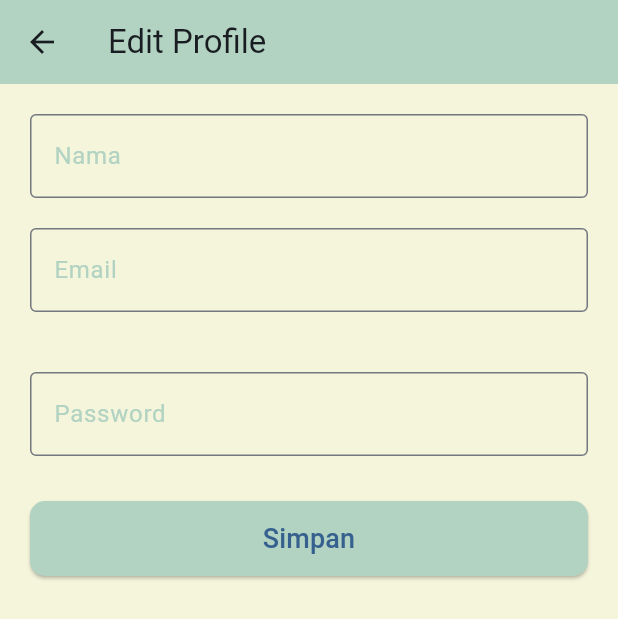
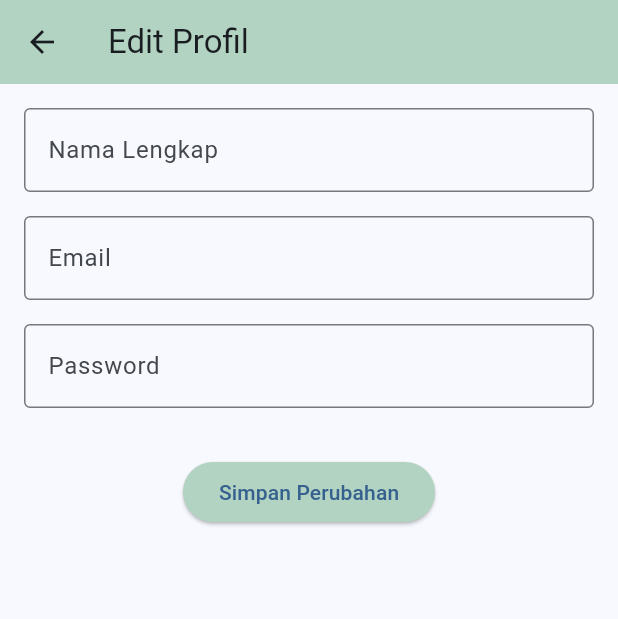
Before and after one commit to HilalSyah/Project-Firebase, a Flutter app: the EditProfilePage screen opened directly, on a phone screen of 412 x 824 dp. Shown: the top 619 px of the screen. Run offline on Flutter 3.47's test engine with Material 3 defaults, Android fonts, the phone set to English and light mode, and no system bars; our stand-ins replace awesome_notifications, cloud_firestore, firebase_auth, firebase_core, firebase_messaging, fluttertoast and 2 more; accounts and stored records are empty.

Commit message:
sebelum pull

```diff
--- a/lib/screens/editprofile_screen.dart
+++ b/lib/screens/editprofile_screen.dart
@@ -1,96 +1,67 @@
 import 'package:flutter/material.dart';
-import 'package:flutter/services.dart';
 import 'package:get/get.dart';
 import 'package:project_firebase/controllers/profile_controller.dart';
 
 class EditProfilePage extends StatelessWidget {
   final ProfileControllerFB controller = Get.find();
+
   final TextEditingController nameController = TextEditingController();
   final TextEditingController emailController = TextEditingController();
-  final TextEditingController passwordController = TextEditingController(); // Tambahkan controller untuk password
+  final TextEditingController passwordController = TextEditingController();
 
   @override
   Widget build(BuildContext context) {
-    // Isi TextField dengan data saat ini
+    // Inisialisasi input dengan data lama
     nameController.text = controller.name.value;
     emailController.text = controller.email.value;
-    passwordController.text = controller.password.value; // Isi password jika ada
+    passwordController.text = controller.password.value;
 
     return Scaffold(
       appBar: AppBar(
-        title: Text('Edit Profile'),
-        backgroundColor: Color(0xFFB2D3C2), // Warna AppBar
+        title: Text('Edit Profil'),
+        backgroundColor: Color(0xFFB2D3C2),
       ),
-      body: Container(
-        color: Color(0xFFF5F5DC), // Mengubah warna latar belakang menjadi krem
-        padding: EdgeInsets.all(20),
-        child: ListView( // Menggunakan ListView untuk memungkinkan scroll otomatis
+      body: Padding(
+        padding: const EdgeInsets.all(16.0),
+        child: Column(
           children: [
-            // Input untuk Nama
             TextField(
               controller: nameController,
-              maxLength: 30, // Membatasi panjang karakter menjadi 30
               decoration: InputDecoration(
-                labelText: 'Nama',
-                labelStyle: TextStyle(color: Color(0xFFB2D3C2)), // Warna label
-                border: OutlineInputBorder(),
-                counterText: '', // Menyembunyikan penghitung karakter
-              ),
-              inputFormatters: [
-                FilteringTextInputFormatter.allow(RegExp(r'[a-zA-Z\s]')), // Hanya mengizinkan huruf dan spasi
-              ],
-            ),
-            SizedBox(height: 20),
-            // Input untuk Email
-            TextField(
-              controller: emailController,
-              maxLength: 30, // Membatasi panjang karakter menjadi 30
-              decoration: InputDecoration(
-                labelText: 'Email',
-                labelStyle: TextStyle(color: Color(0xFFB2D3C2)), // Warna label
-                border: OutlineInputBorder(),
-                counterText: '', // Menyembunyikan penghitung karakter
-              ),
-            ),
-            SizedBox(height: 20),
-            // Input untuk Nomor Telepon
-
-            SizedBox(height: 20),
-            // Input untuk Password
-            TextField(
-              controller: passwordController,
-              obscureText: true, // Menyembunyikan karakter password
-              decoration: InputDecoration(
-                labelText: 'Password',
-                labelStyle: TextStyle(color: Color(0xFFB2D3C2)), // Warna label
+                labelText: 'Nama Lengkap',
                 border: OutlineInputBorder(),
               ),
             ),
-            SizedBox(height: 30),
-            // Tombol Simpan
-            SizedBox(
-              width: double.infinity,
-              height: 50,
-              child: ElevatedButton(
-                onPressed: () {
-                  // Perbarui data di controller
-                  controller.updateProfile(
-                    nameController.text,
-                    emailController.text,
-                    passwordController.text, // Sertakan password
-                  );
-                  Get.back(); // Kembali ke halaman Profile
-                },
-                child: Text(
-                  'Simpan',
-                  style: TextStyle(fontSize: 18),
-                ),
-                style: ElevatedButton.styleFrom(
-                  backgroundColor: Color(0xFFB2D3C2), // Warna tombol
-                  shape: RoundedRectangleBorder(
-                    borderRadius: BorderRadius.circular(10),
-                  ),
-                ),
+            SizedBox(height: 16),
+            TextField(
+              controller: emailController,
+              decoration: InputDecoration(
+                labelText: 'Email',
+                border: OutlineInputBorder(),
+              ),
+            ),
+            SizedBox(height: 16),
+            TextField(
+              controller: passwordController,
+              decoration: InputDecoration(
+                labelText: 'Password',
+                border: OutlineInputBorder(),
+              ),
+              obscureText: true,
+            ),
+            SizedBox(height: 32),
+            ElevatedButton(
+              onPressed: () {
+                String newName = nameController.text.trim();
+                String newEmail = emailController.text.trim();
+                String newPassword = passwordController.text.trim();
+
+                // Panggil metode updateProfile
+                controller.updateProfile(newName, newEmail, newPassword);
+              },
+              child: Text('Simpan Perubahan'),
+              style: ElevatedButton.styleFrom(
+                backgroundColor: Color(0xFFB2D3C2),
               ),
             ),
           ],
```
Also changed, not shown: lib/controllers/profile_controller.dart (+48 -4 lines), lib/screens/profile_screen.dart (+15 -5 lines).
